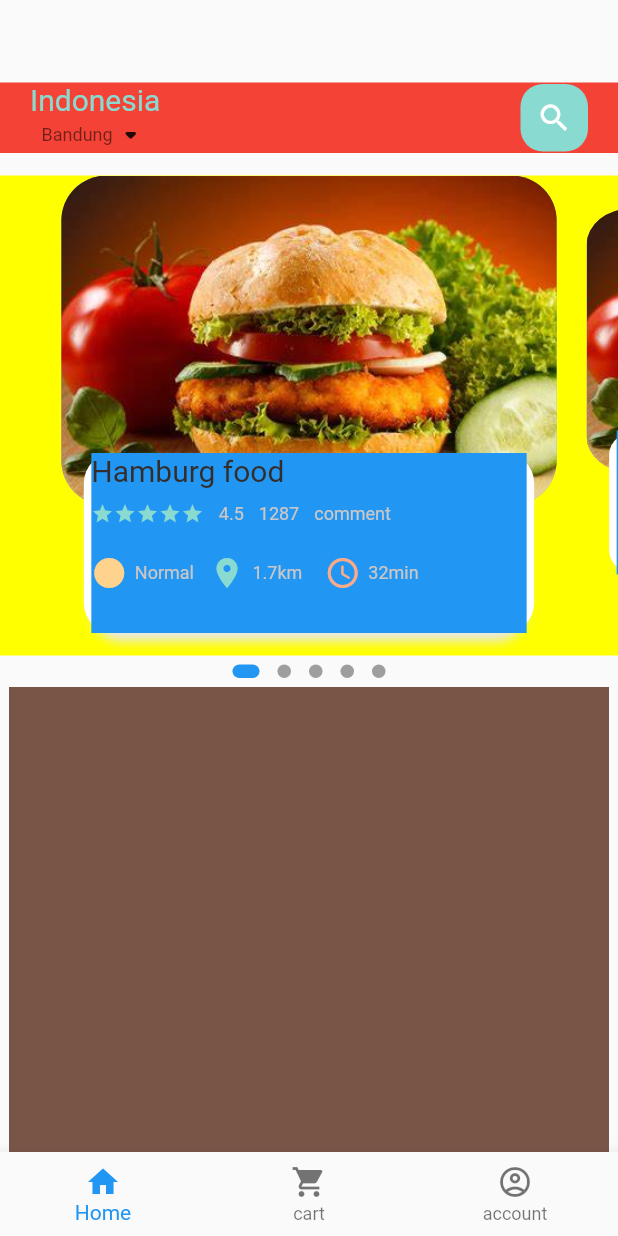
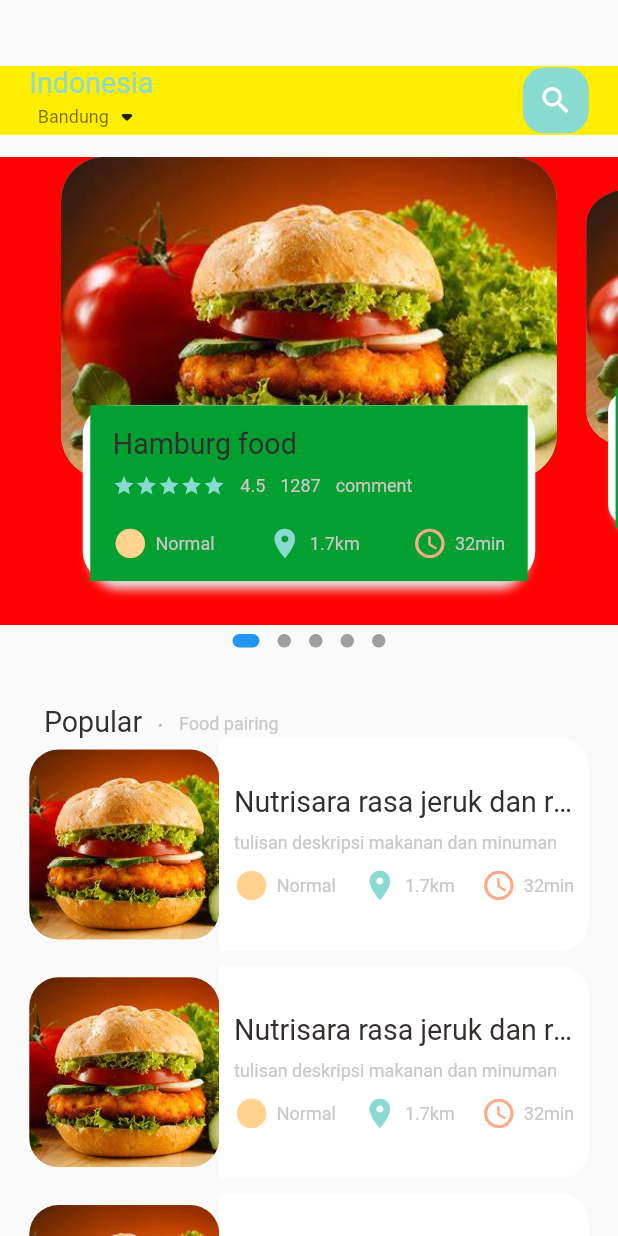
Before and after one commit to JelangA/flutter-e, a Flutter app: the MainFoodPage screen opened directly, on a phone screen of 412 x 824 dp. Run offline on Flutter 3.47's test engine with Material 2 defaults, Android fonts, the phone set to English and light mode, and no system bars; drawn by our look-alikes of dots_indicator; our stand-ins replace get.

Commit message:
fix ListView

```diff
--- a/aplikasi/lib/home/main_food_page.dart
+++ /dev/null
@@ -1,87 +0,0 @@
-// ignore_for_file: prefer_const_constructors, sort_child_properties_last, prefer_const_literals_to_create_immutables
-
-import 'package:aplikasi/home/food_page_body.dart';
-import 'package:aplikasi/util/colors.dart';
-import 'package:aplikasi/widget/big-text.dart';
-import 'package:aplikasi/widget/small-text.dart';
-import 'package:flutter/material.dart';
-
-class MainFoodPage extends StatefulWidget {
-  const MainFoodPage({Key? key}) : super(key: key);
-
-  @override
-  State<MainFoodPage> createState() => _MainFoodPageState();
-}
-
-class _MainFoodPageState extends State<MainFoodPage> {
-  @override
-  Widget build(BuildContext context) {
-    return Scaffold(
-      body: Column(
-        children: [
-          //Shown The Header
-          Container(
-            child: Container(
-              color: Colors.red,
-              margin: EdgeInsets.only(top: 55, bottom: 15),
-              padding: EdgeInsets.only(left: 20, right: 20),
-              child: Row(
-                mainAxisAlignment: MainAxisAlignment.spaceBetween,
-                children: [
-                  Column(
-                    children: [
-                      BigText(text: "Indonesia", color: AppColors.mainColor),
-                      Row(
-                        children: [
-                          SmallText(text: "Bandung", color: Colors.black54,),
-                          Icon(Icons.arrow_drop_down_rounded),
-                        ],
-                      )
-                    ],
-                  ),
-                  Center(
-                    child: Container(
-                      width: 45,
-                      height: 45,
-                      child: Icon(
-                        Icons.search,
-                        color: Colors.white,
-                      ),
-                      decoration: BoxDecoration(
-                        borderRadius: BorderRadius.circular(15),
-                        color: AppColors.mainColor,
-                      ),
-                    ),
-                  )
-                ],
-              ),
-            ),
-          ),
-          //body
-          FoodPageBody(),
-          Container(
-            width: 400,
-            height: 400,
-            color: Colors.brown,
-          )
-        ],
-      ),
-      bottomNavigationBar: BottomNavigationBar(
-        items: const <BottomNavigationBarItem>[
-          BottomNavigationBarItem(
-            icon: Icon(Icons.home),
-            label: 'Home',
-          ),
-          BottomNavigationBarItem(
-            icon: Icon(Icons.shopping_cart),
-            label: 'cart',
-          ),
-          BottomNavigationBarItem(
-            icon: Icon(Icons.account_circle_outlined),
-            label: 'account',
-          ),
-        ],
-      ),
-    );
-  }
-}
--- a/aplikasi/lib/main.dart
+++ b/aplikasi/lib/main.dart
@@ -1,5 +1,8 @@
-import 'package:aplikasi/home/main_food_page.dart';
+
+import 'package:aplikasi/pages/food/popular_food_detail.dart';
+import 'package:aplikasi/pages/home/main_food_page.dart';
 import 'package:flutter/material.dart';
+import 'package:get/get.dart';
 
 void main() {
   runApp(const MyApp());
@@ -11,14 +14,14 @@ class MyApp extends StatelessWidget {
   // This widget is the root of your application.
   @override
   Widget build(BuildContext context) {
-    return MaterialApp(
+    return GetMaterialApp(
       debugShowCheckedModeBanner: false,
       title: 'Flutter Demo',
       theme: ThemeData(
 
         primarySwatch: Colors.blue,
       ),
-      home: const MainFoodPage(),
+      home: PopularFoodDetail(),
     );
   }
 }
--- /dev/null
+++ b/aplikasi/lib/pages/food/popular_food_detail.dart
@@ -0,0 +1,45 @@
+// ignore_for_file: prefer_const_constructors
+
+import 'package:aplikasi/util/dimensions.dart';
+import 'package:aplikasi/widget/app_icon.dart';
+import 'package:flutter/material.dart';
+
+class PopularFoodDetail extends StatelessWidget {
+  const PopularFoodDetail({Key? key}) : super(key: key);
+
+  @override
+  Widget build(BuildContext context) {
+    return Scaffold(
+      body: Stack(
+        children: [
+          Positioned(
+            left: 0,
+            right: 0,
+            child: Container(
+              width: double.maxFinite,
+              height: Dimentions.popularFoodImgSize,
+              decoration: BoxDecoration(
+                image: DecorationImage(
+                  fit: BoxFit.cover,
+                  image: AssetImage("assets/image/food0.jpg"),
+                ),
+              ),
+            ),
+          ),
+          Positioned(
+            top: Dimentions.height45,
+            left: Dimentions.width20,
+            right: Dimentions.width20,
+            child: Row(
+              mainAxisAlignment: MainAxisAlignment.spaceBetween,
+              children: [
+                AppIcon(icon: Icons.arrow_back_ios),
+                AppIcon(icon: Icons.shopping_cart_outlined),
+              ],
+            ),
+          ),
+        ],
+      ),
+    );
+  }
+}
--- a/aplikasi/lib/home/food_page_body.dart
+++ b/aplikasi/lib/pages/home/food_page_body.dart
@@ -1,6 +1,7 @@
 // ignore_for_file: prefer_const_constructors, prefer_const_literals_to_create_immutables//////////////////////////////////////////////////////, prefer_const_literals_to_create_immutables, unnecessary_new
 
 import 'package:aplikasi/util/colors.dart';
+import 'package:aplikasi/util/dimensions.dart';
 import 'package:aplikasi/widget/big-text.dart';
 import 'package:aplikasi/widget/icon_and_text.dart';
 import 'package:aplikasi/widget/small-text.dart';
@@ -13,11 +14,12 @@ class FoodPageBody extends StatefulWidget {
   @override
   State<FoodPageBody> createState() => _FoodPageBodyState();
 }
+
 class _FoodPageBodyState extends State<FoodPageBody> {
   PageController pageController = PageController(viewportFraction: 0.85);
   var _currentPageValue = 0.0;
   double _scaleFactor = 0.8;
-  double _height = 220;
+  double _height = Dimentions.pageViewContainer;
 
   @override
   void initState() {
@@ -39,17 +41,18 @@ class _FoodPageBodyState extends State<FoodPageBody> {
   Widget build(BuildContext context) {
     return Column(
       children: [
+        //slide container add
         Container(
-          color: Colors.yellowAccent,
-          height: 320,
+          color: DebugColor.color1,
+          height: Dimentions.pageView,
           child: PageView.builder(
-            controller: pageController,
-            itemCount: 5,
-            itemBuilder: (context, position) {
-              return _buildPageItem(position);
-            }
-          ),
+              controller: pageController,
+              itemCount: 5,
+              itemBuilder: (context, position) {
+                return _buildPageItem(position);
+              }),
         ),
+        //dots_indicator
         new DotsIndicator(
           dotsCount: 5,
           position: _currentPageValue,
@@ -57,14 +60,127 @@ class _FoodPageBodyState extends State<FoodPageBody> {
             // activeColor: AppColors.mainColor,
             size: const Size.square(9.0),
             activeSize: const Size(18.0, 9.0),
-            activeShape: RoundedRectangleBorder(borderRadius: BorderRadius.circular(5.0)),
+            activeShape: RoundedRectangleBorder(
+                borderRadius: BorderRadius.circular(5.0)),
           ),
+        ),
+        //popular
+        SizedBox(
+          height: Dimentions.height30,
+        ),
+        Container(
+          margin: EdgeInsets.only(left: Dimentions.width30),
+          child: Row(
+            crossAxisAlignment: CrossAxisAlignment.end,
+            children: [
+              BigText(text: "Popular"),
+              SizedBox(
+                width: Dimentions.width10,
+              ),
+              Container(
+                margin: const EdgeInsets.only(bottom: 3),
+                child: BigText(
+                  text: ".",
+                  color: Colors.black26,
+                ),
+              ),
+              SizedBox(
+                width: Dimentions.width10,
+              ),
+              Container(
+                margin: const EdgeInsets.only(bottom: 2),
+                child: SmallText(text: "Food pairing"),
+              ),
+            ],
+          ),
+        ),
+        //listview food card
+        ListView.builder(
+          physics: NeverScrollableScrollPhysics(),
+          shrinkWrap: true,
+          itemCount: 10,
+          itemBuilder: (context, index) {
+            return Container(
+              margin: EdgeInsets.only(
+                  left: Dimentions.width20,
+                  right: Dimentions.width20,
+                  bottom: Dimentions.height10),
+              child: Row(
+                children: [
+                  //image section
+                  Container(
+                    width: Dimentions.listViewImgSize,
+                    height: Dimentions.listViewImgSize,
+                    decoration: BoxDecoration(
+                      borderRadius: BorderRadius.circular(Dimentions.radius20),
+                      color: Colors.white38,
+                      image: DecorationImage(
+                        fit: BoxFit.cover,
+                        image: AssetImage("assets/image/food0.jpg"),
+                      ),
+                    ),
+                  ),
+                  //text container
+                  Expanded(
+                    child: Container(
+                      height: Dimentions.listViewTextContSize,
+                      //width: 200,
+                      decoration: BoxDecoration(
+                        borderRadius: BorderRadius.only(
+                          topRight: Radius.circular(Dimentions.radius20),
+                          bottomRight: Radius.circular(Dimentions.radius20),
+                        ),
+                        color: Colors.white,
+                      ),
+                      child: Padding(
+                        padding: EdgeInsets.only(
+                            left: Dimentions.width10,
+                            right: Dimentions.width10),
+                        child: Column(
+                          crossAxisAlignment: CrossAxisAlignment.start,
+                          mainAxisAlignment: MainAxisAlignment.center,
+                          children: [
+                            BigText(
+                                text: "Nutrisara rasa jeruk dan rasa mangga"),
+                            SizedBox(height: Dimentions.height10),
+                            SmallText(
+                                text: "tulisan deskripsi makanan dan minuman"),
+                            SizedBox(height: Dimentions.height10),
+                            Row(
+                              mainAxisAlignment: MainAxisAlignment.spaceBetween,
+                              children: [
+                                IconAndTextWidget(
+                                    icon: Icons.circle_sharp,
+                                    text: "Normal",
+                                    iconColor: AppColors.iconColor1),
+                                IconAndTextWidget(
+                                    icon: Icons.location_on,
+                                    text: "1.7km",
+                                    iconColor: AppColors.mainColor),
+                                IconAndTextWidget(
+                                  icon: Icons.access_time_rounded,
+                                  text: "32min",
+                                  iconColor: AppColors.iconColor2,
+                                ),
+                              ],
+                            ),
+                          ],
+                        ),
+                      ),
+                    ),
+                  ),
+                ],
+              ),
+            );
+          },
         ),
       ],
     );
   }
 
+  //container slide
   Widget _buildPageItem(int index) {
+    //fungsi zoom in saat slide
     Matrix4 matrix = new Matrix4.identity();
     if (index == _currentPageValue.floor()) {
       var currScale = 1 - (_currentPageValue - index) * (1 - _scaleFactor);
@@ -96,10 +212,11 @@ class _FoodPageBodyState extends State<FoodPageBody> {
         children: [
           //image countainer
           Container(
-            height: 220,
-            margin: const EdgeInsets.only(left: 10, right: 10),
+            height: Dimentions.pageViewContainer,
+            margin: EdgeInsets.only(
+                left: Dimentions.width10, right: Dimentions.width10),
             decoration: BoxDecoration(
-              borderRadius: BorderRadius.circular(30),
+              borderRadius: BorderRadius.circular(Dimentions.radius30),
               color: index.isEven
                   ? const Color(0xFF69c5df)
                   : const Color(0XFF9294cc),
@@ -111,12 +228,15 @@ class _FoodPageBodyState extends State<FoodPageBody> {
           ),
           Align(
             alignment: Alignment.bottomCenter,
-            //info container
+            //wadah slide container
             child: Container(
-              height: 120,
-              margin: const EdgeInsets.only(left: 30, right: 30, bottom: 15),
+              height: Dimentions.pageViewTextContainer,
+              margin: EdgeInsets.only(
+                  left: Dimentions.width30,
+                  right: Dimentions.width30,
+                  bottom: Dimentions.height30),
               decoration: BoxDecoration(
-                borderRadius: BorderRadius.circular(20),
+                borderRadius: BorderRadius.circular(Dimentions.radius20),
                 color: Colors.white,
                 boxShadow: [
                   BoxShadow(
@@ -134,17 +254,18 @@ class _FoodPageBodyState extends State<FoodPageBody> {
                   )
                 ],
               ),
+
               //body container
               child: Container(
-
-                // padding: EdgeInsets.only(top: 15, left: 15, right: 15),
-                color: Colors.blue,
+                color: DebugColor.color2,
+                padding: EdgeInsets.only(
+                    top: Dimentions.height15, left: 15, right: 15),
                 child: Column(
                   crossAxisAlignment: CrossAxisAlignment.start,
                   children: [
                     BigText(text: "Hamburg food"),
                     SizedBox(
-                      height: 10,
+                      height: Dimentions.height10,
                     ),
                     Row(
                       children: [
@@ -173,24 +294,19 @@ class _FoodPageBodyState extends State<FoodPageBody> {
                       ],
                     ),
                     SizedBox(
-                      height: 20,
+                      height: Dimentions.height20,
                     ),
                     Row(
+                      mainAxisAlignment: MainAxisAlignment.spaceBetween,
                       children: [
                         IconAndTextWidget(
                             icon: Icons.circle_sharp,
                             text: "Normal",
                             iconColor: AppColors.iconColor1),
-                        SizedBox(
-                          width: 10,
-                        ),
                         IconAndTextWidget(
                             icon: Icons.location_on,
                             text: "1.7km",
                             iconColor: AppColors.mainColor),
-                        SizedBox(
-                          width: 15,
-                        ),
                         IconAndTextWidget(
                           icon: Icons.access_time_rounded,
                           text: "32min",
--- /dev/null
+++ b/aplikasi/lib/pages/home/main_food_page.dart
@@ -0,0 +1,93 @@
+// ignore_for_file: prefer_const_constructors, sort_child_properties_last, prefer_const_literals_to_create_immutables
+
+import 'package:aplikasi/pages/home/food_page_body.dart';
+import 'package:aplikasi/util/colors.dart';
+import 'package:aplikasi/util/dimensions.dart';
+import 'package:aplikasi/widget/big-text.dart';
+import 'package:aplikasi/widget/small-text.dart';
+
+import 'package:flutter/material.dart';
+
+class MainFoodPage extends StatefulWidget {
+  const MainFoodPage({Key? key}) : super(key: key);
+
+  @override
+  State<MainFoodPage> createState() => _MainFoodPageState();
+}
+
+class _MainFoodPageState extends State<MainFoodPage> {
+  @override
+  Widget build(BuildContext context) {
+    //print("height is" + MediaQuery.of(context).size.height.toString());
+    return Scaffold(
+      body: Column(
+        children: [
+          //Shown The Header
+          Container(
+            child: Container(
+              color: DebugColor.color4,
+              margin: EdgeInsets.only(
+                  top: Dimentions.height45, bottom: Dimentions.height15),
+              padding: EdgeInsets.only(
+                  left: Dimentions.width20, right: Dimentions.width20),
+              child: Row(
+                mainAxisAlignment: MainAxisAlignment.spaceBetween,
+                children: [
+                  Column(
+                    children: [
+                      BigText(text: "Indonesia", color: AppColors.mainColor),
+                      Row(
+                        children: [
+                          SmallText(
+                            text: "Bandung",
+                            color: Colors.black54,
+                          ),
+                          Icon(Icons.arrow_drop_down_rounded),
+                        ],
+                      )
+                    ],
+                  ),
+                  Center(
+                    child: Container(
+                      width: Dimentions.height45,
+                      height: Dimentions.height45,
+                      child: Icon(Icons.search,
+                          color: Colors.white, size: Dimentions.iconSize24),
+                      decoration: BoxDecoration(
+                        borderRadius:
+                            BorderRadius.circular(Dimentions.radius15),
+                        color: AppColors.mainColor,
+                      ),
+                    ),
+                  ),
+                ],
+              ),
+            ),
+          ),
+          //slide layer body container
+          Expanded(
+            child: SingleChildScrollView(
+              child: FoodPageBody(),
+            ),
+          ),
+        ],
+      ),
+      // bottomNavigationBar: BottomNavigationBar(
+      //   items: const <BottomNavigationBarItem>[
+      //     BottomNavigationBarItem(
+      //       icon: Icon(Icons.home),
+      //       label: 'Home',
+      //     ),
+      //     BottomNavigationBarItem(
+      //       icon: Icon(Icons.shopping_cart),
+      //       label: 'cart',
+      //     ),
+      //     BottomNavigationBarItem(
+      //       icon: Icon(Icons.account_circle_outlined),
+      //       label: 'account',
+      //     ),
+      //   ],
+      // ),
+    );
+  }
+}
--- a/aplikasi/lib/util/colors.dart
+++ b/aplikasi/lib/util/colors.dart
@@ -14,3 +14,11 @@ class AppColors {
 
   static final Color yellowColor = const Color(0xFFffd379);
 }
+
+class DebugColor{
+  static final Color color1 = Color.fromARGB(255, 255, 1, 1);
+  static final Color color2 = Color.fromARGB(255, 1, 160, 48);
+
+  static final Color color3 = Color.fromARGB(255, 17, 0, 252);
+  static final Color color4 = Color.fromARGB(255, 255, 238, 1);
+}
--- /dev/null
+++ b/aplikasi/lib/util/dimensions.dart
@@ -0,0 +1,44 @@
+import 'package:get/get.dart';
+
+class Dimentions {
+  /*class yang berfungsi untuk membuat ukuran container
+    menjadi dinamic sesuai dengan ukuran device yang dipakai */
+
+  static double screenHeight = Get.context!.height;
+  static double screenwidth = Get.context!.width;
+
+  /// fungsi untuk mengkalkulasikan ukuran pada container dengan device
+  static double pageView = screenHeight / 2.64;
+  static double pageViewContainer = screenHeight / 3.84;
+  static double pageViewTextContainer = screenHeight / 7.03;
+
+  ///dinamic height untuk padding dan margin
+  static double height10 = screenHeight / 84.4;
+  static double height15 = screenHeight / 56.27;
+  static double height20 = screenHeight / 42.2;
+  static double height30 = screenHeight / 28.13;
+  static double height45 = screenHeight / 18.76;
+
+  ///dinamic width untuk padding dan margin
+  static double width10 = screenHeight / 84.4;
+  static double width15 = screenHeight / 56.27;
+  static double width20 = screenHeight / 42.2;
+  static double width30 = screenHeight / 28.13;
+
+  static double font20 = screenHeight / 43.2;
+
+  //redius
+  static double radius15 = screenHeight / 56.27;
+  static double radius20 = screenHeight / 42.2;
+  static double radius30 = screenHeight / 28.13;
+
+  ///icon size
+  static double iconSize24 = screenHeight / 35.17;
+
+  //ukuran untuk listview
+  static double listViewImgSize = screenwidth / 3.25;
+  static double listViewTextContSize = screenwidth / 2.9;
+
+  //popular food \
+  static double popularFoodImgSize = screenwidth / 2.42;
+}
--- /dev/null
+++ b/aplikasi/lib/widget/app_icon.dart
@@ -0,0 +1,33 @@
+
+import 'package:flutter/material.dart';
+
+class AppIcon extends StatelessWidget {
+  final IconData icon;
+  final Color backGroundColor;
+  final Color iconColor;
+  final double size;
+
+  AppIcon({Key? key,
+  required this.icon,
+  this.backGroundColor = const Color(0xFFfcf4e4),
+  this.iconColor = const Color(0xFF756d54),
+  this.size = 40
+  }) : super(key: key);
+
+  @override
+  Widget build(BuildContext context) {
+    return Container(
+      width: size,
+      height: size,
+      decoration: BoxDecoration(
+        borderRadius: BorderRadius.circular(size/2),
+        color: backGroundColor,
+      ),
+      child: Icon(
+        icon,
+        color: iconColor,
+        size: 16,
+      ),
+    );
+  }
+}
--- a/aplikasi/lib/widget/big-text.dart
+++ b/aplikasi/lib/widget/big-text.dart
@@ -1,5 +1,6 @@
 // ignore_for_file: file_names
 
+import 'package:aplikasi/util/dimensions.dart';
 import 'package:flutter/cupertino.dart';
 import 'package:flutter/material.dart';
 
@@ -12,7 +13,7 @@ class BigText extends StatelessWidget {
       {Key? key,
       this.color = const Color(0xFF332d2b),
       required this.text,
-      this.size = 20,
+      this.size = 0,
       this.overFlow = TextOverflow.ellipsis})
       : super(key: key);
 
@@ -25,7 +26,7 @@ class BigText extends StatelessWidget {
       style: TextStyle(
         color: color,
         // fontFamily: 'Roboto',
-        fontSize: size,
+        fontSize: size == 0? Dimentions.font20 : size,
         fontWeight: FontWeight.w400
       ),
     );
--- a/aplikasi/lib/widget/icon_and_text.dart
+++ b/aplikasi/lib/widget/icon_and_text.dart
@@ -1,5 +1,6 @@
 // ignore_for_file: prefer_const_literals_to_create_immutables
 
+import 'package:aplikasi/util/dimensions.dart';
 import 'package:aplikasi/widget/small-text.dart';
 import 'package:flutter/material.dart';
 
@@ -19,8 +20,8 @@ class IconAndTextWidget extends StatelessWidget {
   Widget build(BuildContext context) {
     return Row(
       children: [
-        Icon(icon, color: iconColor,),
-        SizedBox(width: 5,),
+        Icon(icon, color: iconColor, size: Dimentions.iconSize24,),
+        const SizedBox(width: 5,),
         SmallText(text: text),
       ]
     );
--- a/aplikasi/lib/widget/small-text.dart
+++ b/aplikasi/lib/widget/small-text.dart
@@ -23,7 +23,7 @@ class SmallText extends StatelessWidget {
 
       style: TextStyle(
         color: color,
-        // fontFamily: 'Roboto',
+        fontFamily: 'Roboto',
         fontSize: size,
         height: height
       ),
```
Also changed, not shown: aplikasi/pubspec.lock.
